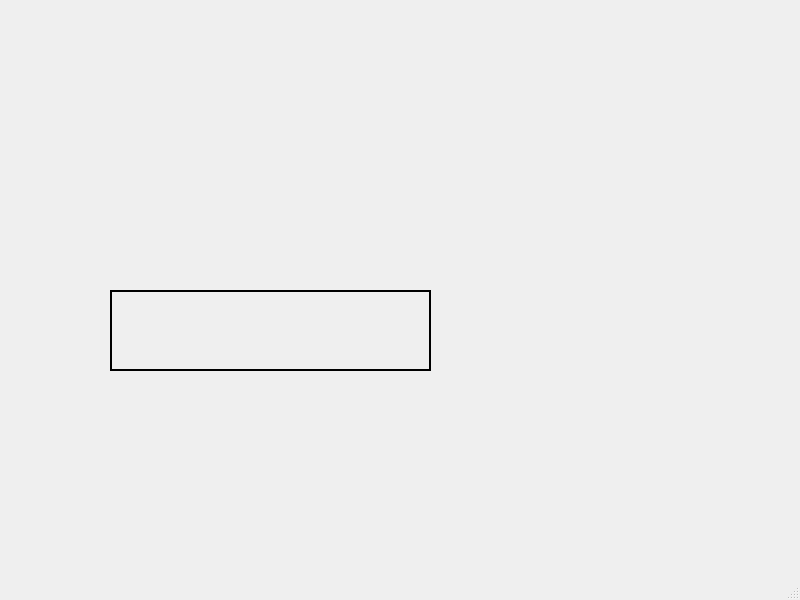
The window that mainwindow.ui (hoshianaaa/geometric_match_ros) describes before a commit, drawn with Qt 5.
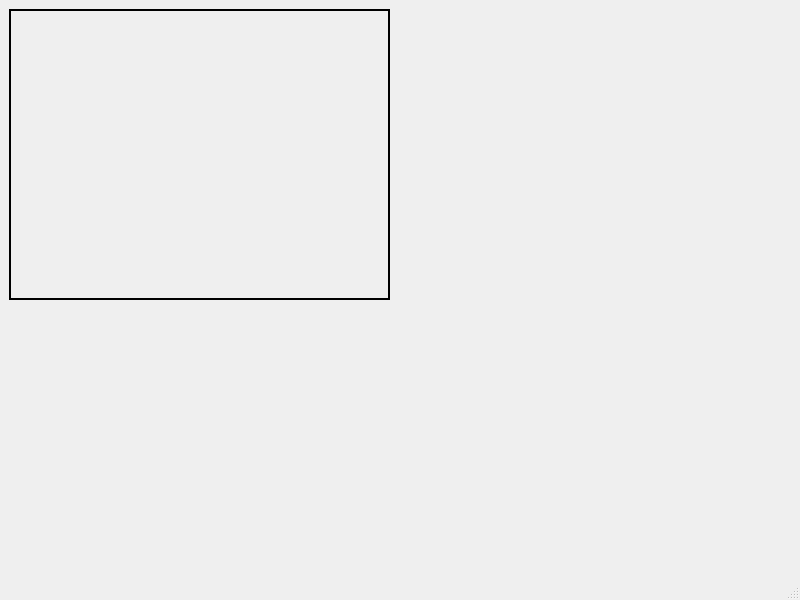
The same window after the commit.

The edit to the form file:
```diff
--- a/mainwindow.ui
+++ b/mainwindow.ui
@@ -17,10 +17,10 @@
    <widget class="QLabel" name="label">
     <property name="geometry">
      <rect>
-      <x>110</x>
-      <y>290</y>
-      <width>321</width>
-      <height>81</height>
+      <x>9</x>
+      <y>9</y>
+      <width>381</width>
+      <height>291</height>
      </rect>
     </property>
     <property name="frameShape">
```
